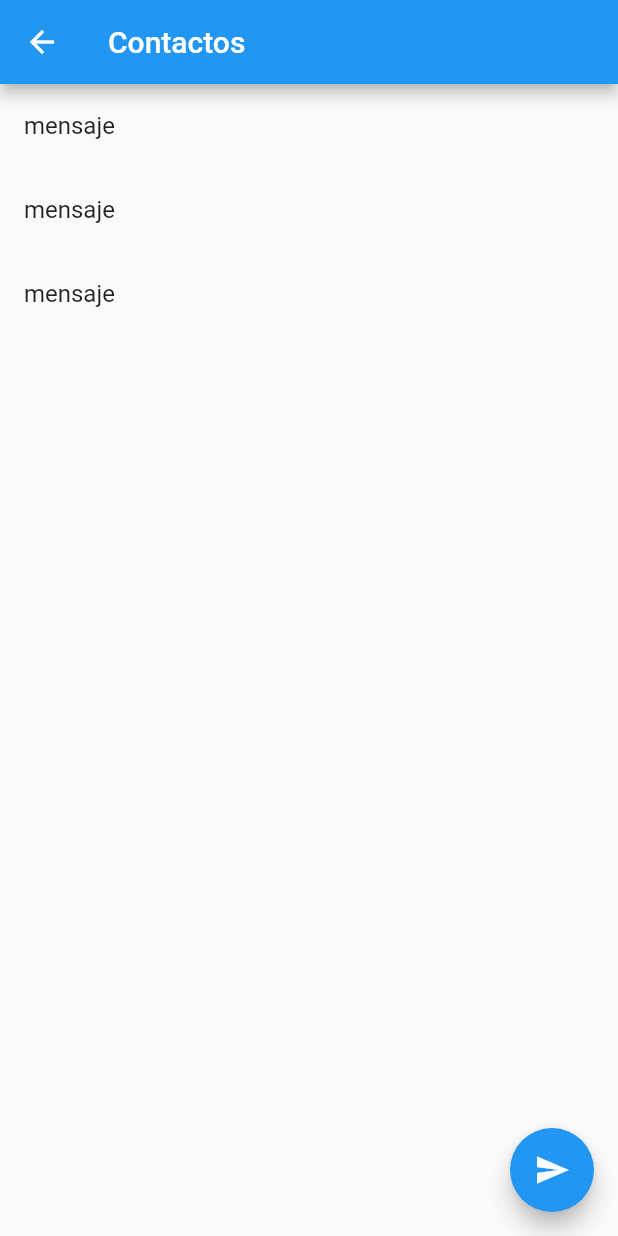
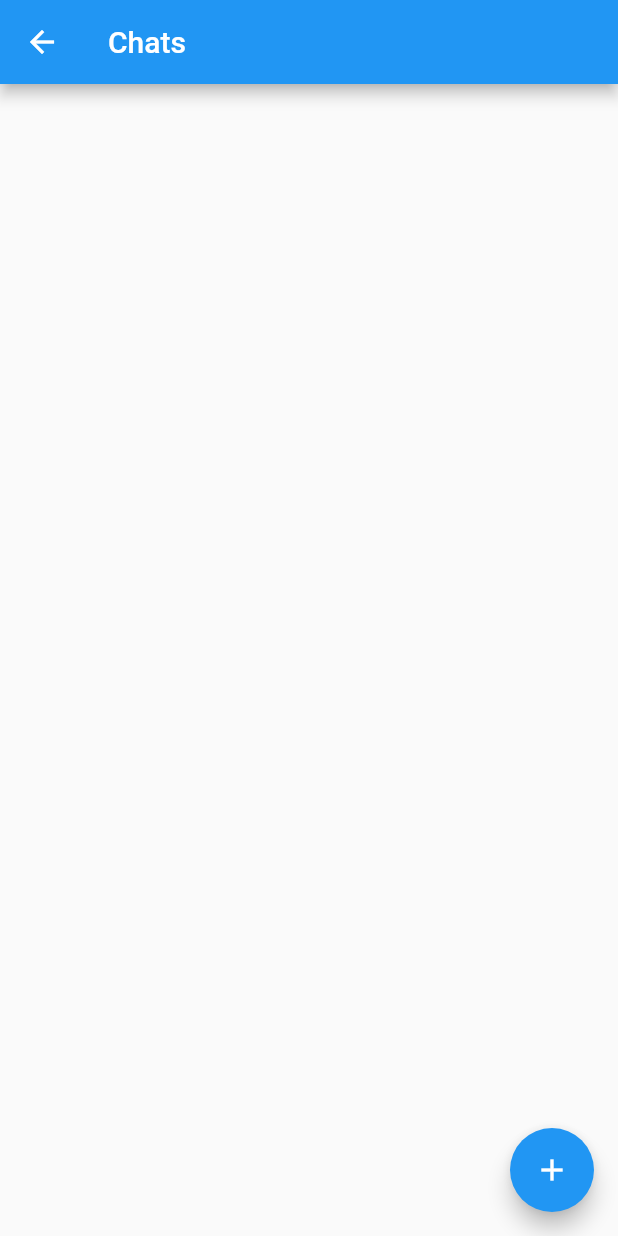
Before and after one commit to BrayanChichipan/xmpp_flutter_chat, a Flutter app: the HomePage screen opened by its route, on a phone screen of 412 x 824 dp. Run offline on Flutter 3.47's test engine with Material 2 defaults, Android fonts, the phone set to English and light mode, and no system bars; missing offline and left inert: xmpp_stone.

Commit message:
pantalla chats v1: pensando en enviar streams a la pagina chat para no escuchar lo de todos lados: error: debo agregar el primero al parecer

```diff
--- a/lib/main.dart
+++ b/lib/main.dart
@@ -1,5 +1,4 @@
 import 'package:flutter/material.dart';
-import 'package:flutter_chat_xmpp/pages/chat_page.dart';
 import 'package:flutter_chat_xmpp/pages/home_page.dart';
 import 'package:flutter_chat_xmpp/pages/login_page.dart';
 
--- a/lib/pages/home_page.dart
+++ b/lib/pages/home_page.dart
@@ -12,9 +12,12 @@ class HomePage extends StatefulWidget {
 class _HomePageState extends State<HomePage> {
 
   xmpp.Connection _connection;
-  xmpp.MessageHandler _messageHandler;
+  var subsChat;
+  var subsState;
 
   final _usuario = Usuario.getUsuario;
+
+  List<xmpp.Chat> _chats = [];
 
   @override
   void initState() {
@@ -25,25 +28,30 @@ class _HomePageState extends State<HomePage> {
     _connection  = xmpp.Connection(account);
     _connection.connect();
 
-    // _messageHandler = xmpp.MessageHandler.getInstance(_connection);
-
-    _connection.connectionStateStream.listen((xmpp.XmppConnectionState state){
+    subsState = _connection.connectionStateStream.listen((xmpp.XmppConnectionState state){
 
       print(state);
 
     });
-    // _messageHandler.messagesStream.listen((xmpp.MessageStanza message) {
-    //   print('este es el evento');
-    //   print(message.body);
-    // });
 
-    xmpp.ChatManager.getInstance(_connection).chatListStream.listen((List<xmpp.Chat> chats) {
+
+    subsChat = xmpp.ChatManager.getInstance(_connection).chatListStream.listen((List<xmpp.Chat> chats) {
 
       chats.forEach((chat) {
         print('tienes un mensaje de ${chat.jid.local}');
+        setState(() {
+          _chats.insert(0, chat);
+        });
       });
 
     });
+  }
+
+  @override
+  void dispose() {
+    subsChat.cancel();
+    subsState.cancel();
+    super.dispose();
 
   }
 
@@ -51,20 +59,29 @@ class _HomePageState extends State<HomePage> {
   Widget build(BuildContext context) {
     return Scaffold(
       appBar: AppBar(
-        title: Text('Contactos'),
+        title: Text('Chats'),
       ),
       body: Center(
         child: ListView.builder(
-          itemCount: 3,
+          itemCount: _chats.length,
           itemBuilder: (ctx,i){
             return ListTile(
-              title: Text('mensaje'),
+              title: Text(_chats[i].messages[0].messageStanza.body),
+              subtitle: Text(_chats[i].jid.fullJid),
+              leading: Icon(Icons.mark_email_unread),
+              onTap: (){
+                Navigator.push(context,
+                  MaterialPageRoute(builder: (BuildContext context) =>
+                    ChatPage(jidDest: _chats[i].jid.fullJid, connection: _connection,)
+                  )
+                );
+              },
             );
-          }
+          },
         )
       ),
       floatingActionButton: FloatingActionButton(
-        child: Icon(Icons.send),
+        child: Icon(Icons.add),
         onPressed: (){
           showDialog(
             context: context,
```
Also changed, not shown: lib/pages/chat_page.dart (+5 -4 lines).
